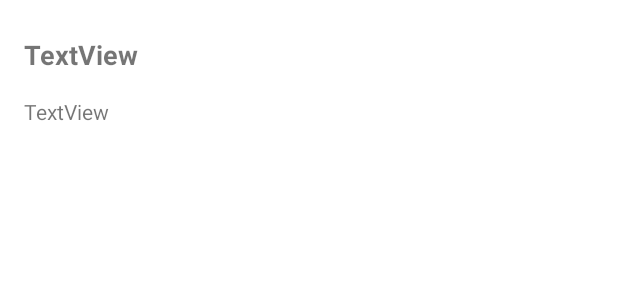
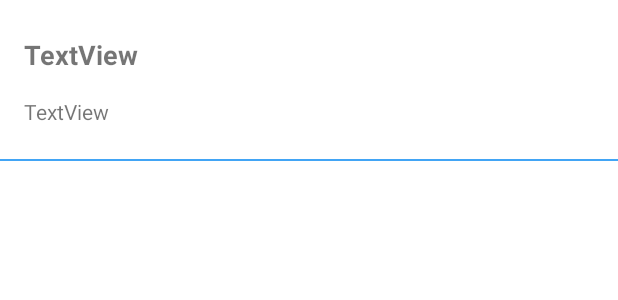
Before and after one commit to herdal06/SocialMediaAppFirebase, an Android app: the layout post_row.xml on its own in the app's theme, with its tools: preview values and no code run, on a phone screen of 412 x 824 dp. Shown: the top 300 px of the screen. Run offline under Robolectric (Android 15) with nearby library versions, the phone set to English and light mode, and no system bars.

Commit message:
Add border to the bottom of each posts

```diff
--- /dev/null
+++ b/app/src/main/res/drawable/border.xml
@@ -0,0 +1,22 @@
+<?xml version="1.0" encoding="utf-8"?>
+<layer-list xmlns:android="http://schemas.android.com/apk/res/android" >
+    <item
+        android:bottom="1dp"
+        android:left="-2dp"
+        android:right="-2dp"
+        android:top="-2dp">
+        <shape android:shape="rectangle" >
+            <stroke
+                android:width="1dp"
+                android:color="#42a5f5" />
+
+            <solid android:color="#00FFFFFF" />
+
+            <padding android:left="10dp"
+                android:right="10dp"
+                android:top="10dp"
+                android:bottom="10dp" />
+        </shape>
+    </item>
+
+</layer-list>
--- a/app/src/main/res/layout/post_row.xml
+++ b/app/src/main/res/layout/post_row.xml
@@ -4,7 +4,8 @@
     xmlns:tools="http://schemas.android.com/tools"
     android:layout_width="match_parent"
     android:layout_height="wrap_content"
-    android:padding="16dp">
+    android:padding="16dp"
+    android:background="@drawable/border">
 
     <TextView
         android:id="@+id/recyclerTextViewUserEmail"
@@ -26,6 +27,7 @@
         android:text="TextView"
         app:layout_constraintBottom_toBottomOf="parent"
         app:layout_constraintStart_toStartOf="parent"
-        app:layout_constraintTop_toBottomOf="@+id/recyclerTextViewUserEmail" />
+        app:layout_constraintTop_toBottomOf="@+id/recyclerTextViewUserEmail"
+        />
 
 </androidx.constraintlayout.widget.ConstraintLayout>
```
